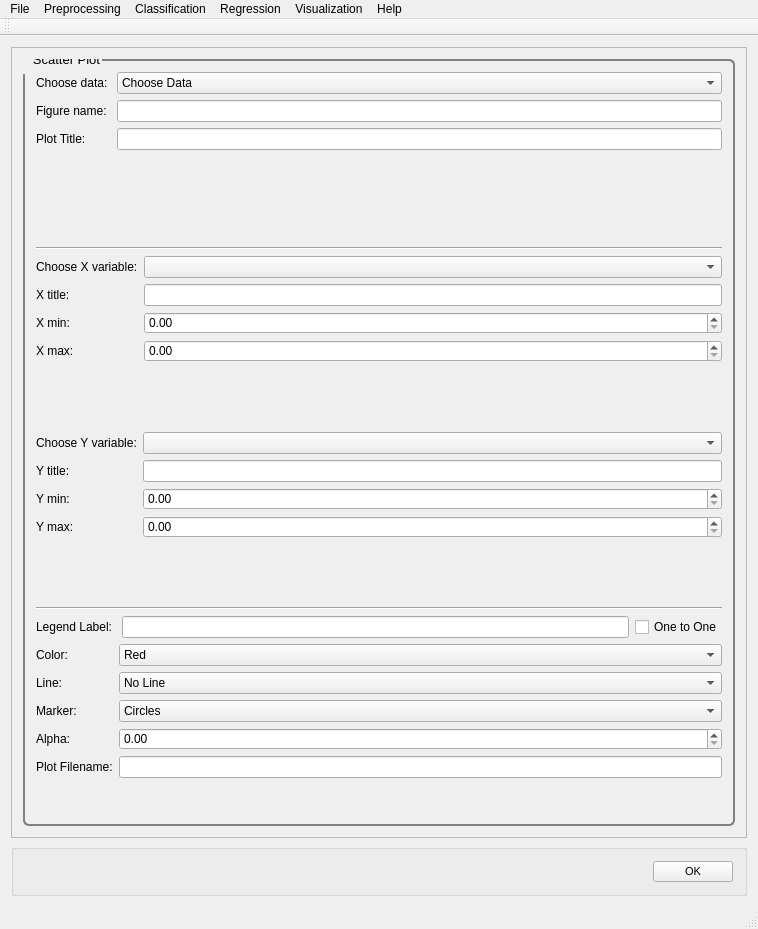
The window that src/PYSAT_Gui_UI_Forms/UI Files/01_mainwindow_scatterplot.ui (tisaconundrum2/PySAT-GUI) describes before a commit, drawn with Qt 5.
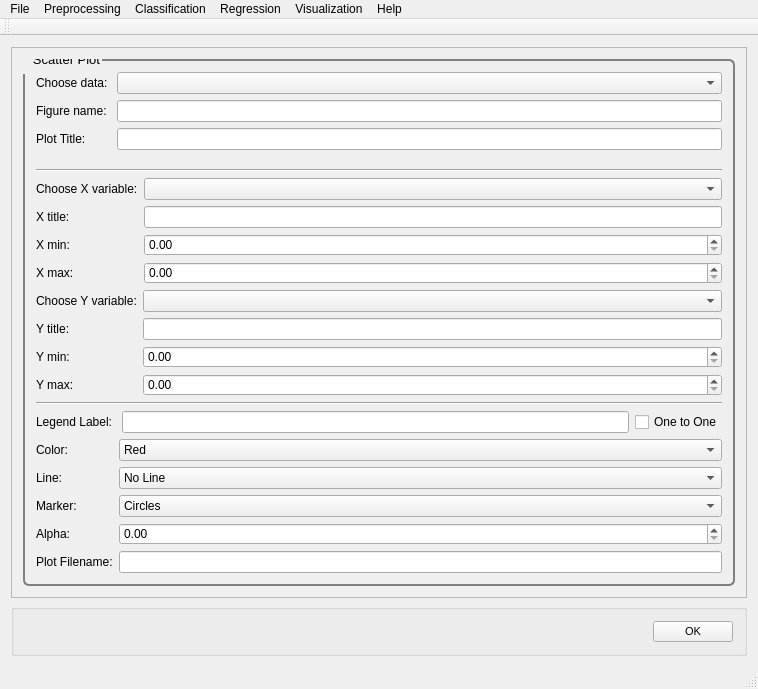
The same window after the commit.

Commit message: delete compare.bat, fix scatterplot and plot_ 	modified:   src/PYSAT_Gui_UI_Forms/UI Files/01_mainwindow_scatterplot.ui Straightening out the UI so everything is done linearly 	deleted:    src/PYSAT_Gui_UI_Forms/compare.bat Deleting compare and placing it inside 	UIconversion 	modified:   src/Python PYSAT_GUI/PYSAT_UI_MODULES/plot_.py Adding logic back into the plot_.py

Diff of the .ui file:
```diff
--- a/src/PYSAT_Gui_UI_Forms/UI Files/01_mainwindow_scatterplot.ui
+++ b/src/PYSAT_Gui_UI_Forms/UI Files/01_mainwindow_scatterplot.ui
@@ -7,7 +7,7 @@
     <x>0</x>
     <y>0</y>
     <width>758</width>
-    <height>929</height>
+    <height>689</height>
    </rect>
   </property>
   <property name="windowTitle">
@@ -25,8 +25,8 @@
         <rect>
          <x>0</x>
          <y>0</y>
-         <width>730</width>
-         <height>753</height>
+         <width>704</width>
+         <height>700</height>
         </rect>
        </property>
        <property name="font">
@@ -77,16 +77,6 @@
                  <height>20</height>
                 </size>
                </property>
-               <item>
-                <property name="text">
-                 <string>Choose Data</string>
-                </property>
-               </item>
-               <item>
-                <property name="text">
-                 <string>Known Data</string>
-                </property>
-               </item>
               </widget>
              </item>
              <item row="1" column="0">
```
The commit also changes 2 other files.
